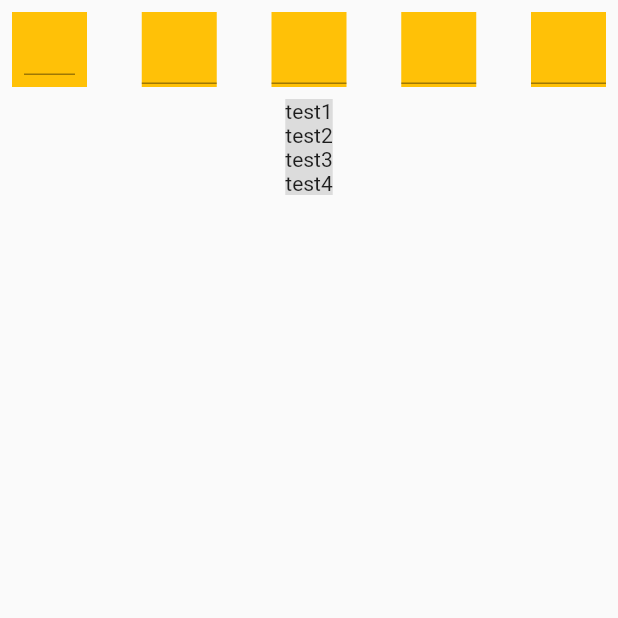
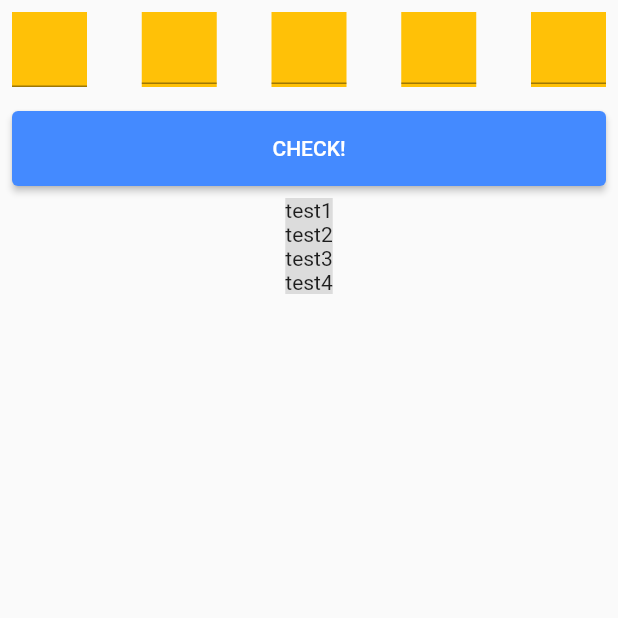
Before and after one commit to kusamuraX/Rururu, a Flutter app: the screen it shows after launch, on a phone screen of 412 x 824 dp, the top half of it. Run offline on Flutter 3.47's test engine with Material 2 defaults, Android fonts, the phone set to English and light mode, and no system bars; our stand-ins replace flutter_riverpod.

Commit message:
text field change

```diff
--- a/lib/game.dart
+++ b/lib/game.dart
@@ -1,11 +1,13 @@
+import 'dart:ui';
+
 import 'package:flutter/material.dart';
+import 'package:flutter/services.dart';
 import 'package:flutter_riverpod/flutter_riverpod.dart';
 
 ///
 /// ゲーム
 ///
 class GameWidget extends ConsumerWidget {
-
   final countProvider = Provider<int>((ref) {
     return 4;
   });
@@ -27,9 +29,12 @@ class GameWidget extends ConsumerWidget {
                     width: 50,
                     height: 50,
                     color: Colors.amber,
-                    padding: EdgeInsets.all(8),
                     child: TextField(
                       maxLength: 1,
+                      textAlign: TextAlign.center,
+                      maxLengthEnforcement:
+                          MaxLengthEnforcement.truncateAfterCompositionEnds,
+                      style: TextStyle(fontSize: 24),
                       decoration: InputDecoration(counterText: ''),
                     ),
                   ),
@@ -61,15 +66,24 @@ class GameWidget extends ConsumerWidget {
               ),
             ),
             Container(
+              margin: EdgeInsets.all(8),
+              child: ElevatedButton(
+                style: ElevatedButton.styleFrom(
+                  primary: Colors.blueAccent,
+                  minimumSize: const Size.fromHeight(50),
+                ),
+                onPressed: () {},
+                child: const Text("CHECK!"),
+              ),
+            ),
+            Container(
               color: Colors.black12,
               child: Column(
                 children: [
-
                   const Text('test1'),
                   const Text('test2'),
                   const Text('test3'),
                   const Text('test4'),
-
                 ],
               ),
             )
@@ -78,5 +92,4 @@ class GameWidget extends ConsumerWidget {
       ),
     );
   }
-
 }
--- a/lib/state/game.dart
+++ b/lib/state/game.dart
@@ -0,0 +1,6 @@
+import 'package:flutter/cupertino.dart';
+import 'package:flutter_riverpod/flutter_riverpod.dart';
+
+final textController_1 = Provider<TextEditingController>(((ref) {
+  return TextEditingController(text: "");
+}));
--- a/pubspec.yaml
+++ b/pubspec.yaml
@@ -24,6 +24,8 @@ dependencies:
   flutter:
     sdk: flutter
   flutter_riverpod: ^1.0.3
+  freezed_annotation: ^1.1.0
+
 
 
   # The following adds the Cupertino Icons font to your application.
@@ -33,6 +35,8 @@ dependencies:
 dev_dependencies:
   flutter_test:
     sdk: flutter
+  build_runner: ^2.1.7
+  freezed: ^1.1.1
 
 # For information on the generic Dart part of this file, see the
 # following page: https://dart.dev/tools/pub/pubspec
```
Also changed, not shown: pubspec.lock.
